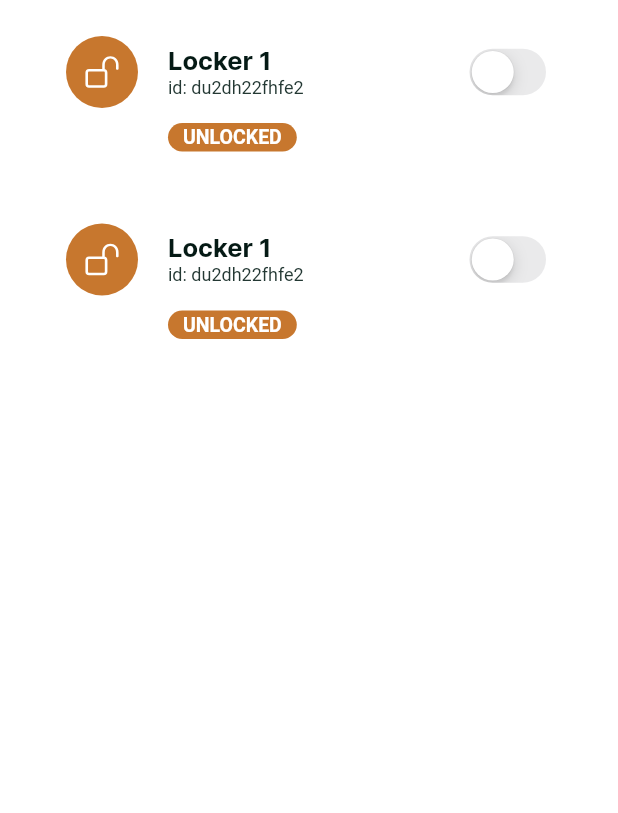
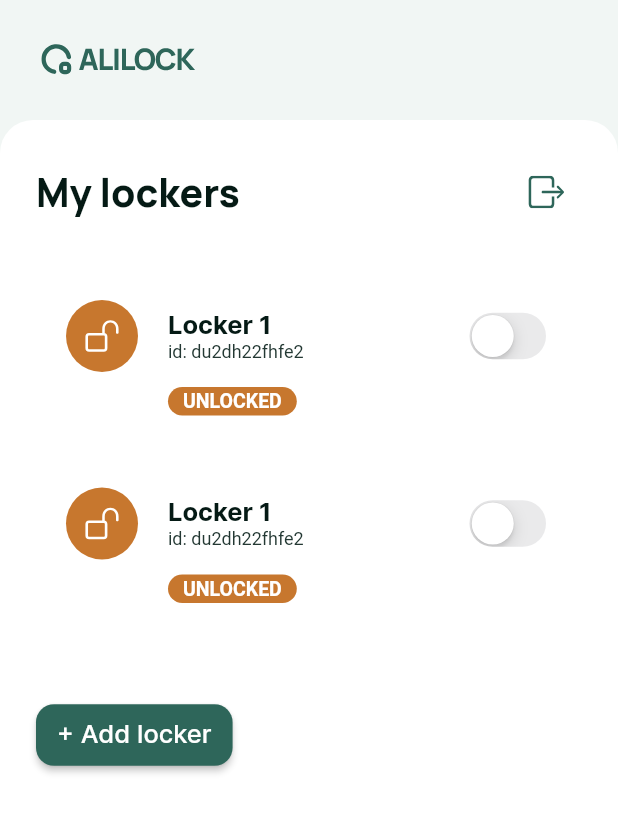
Before and after one commit to bytes7bytes7/ali_lock, a Flutter app: the screen it shows after launch, on a phone screen of 412 x 824 dp. Shown: the top 813 px of the screen. Run offline on Flutter 3.47's test engine with Material 2 defaults, Android fonts, the light colour scheme and no system bars; our stand-ins replace flutter_svg; Roboto replaces fonts that are missing (SfPro).

Commit message:
complete MyLockersScreen

```diff
--- a/lib/screens/my_lockers_screen.dart
+++ b/lib/screens/my_lockers_screen.dart
@@ -1,19 +1,88 @@
 import 'package:flutter/material.dart';
 
+import '../gen/assets.gen.dart';
+import '../widgets/custom_icon_button.dart';
 import '../widgets/locker_list_tile.dart';
+
+const _mainSheetRadius = 22.0;
+const _paddingH = 24.0;
 
 class MyLockersScreen extends StatelessWidget {
   const MyLockersScreen({super.key});
 
   @override
   Widget build(BuildContext context) {
+    final theme = Theme.of(context);
+
     return Scaffold(
-      body: ListView.builder(
-        itemCount: 2,
+      body: SafeArea(
+        child: Column(
+          children: [
+            Align(
+              alignment: Alignment.centerLeft,
+              child: Padding(
+                padding: const EdgeInsets.only(
+                  right: _paddingH,
+                  left: _paddingH,
+                  top: 24,
+                  bottom: 26,
+                ),
+                child: Assets.image.svg.miniLogo.svg(),
+              ),
+            ),
+            Expanded(
+              child: DecoratedBox(
+                decoration: BoxDecoration(
+                  color: theme.focusColor,
+                  borderRadius: const BorderRadius.only(
+                    topLeft: Radius.circular(_mainSheetRadius),
+                    topRight: Radius.circular(_mainSheetRadius),
+                  ),
+                ),
+                child: Column(
+                  children: [
+                    Padding(
+                      padding: const EdgeInsets.symmetric(
+                        horizontal: _paddingH,
+                        vertical: 24,
+                      ),
+                      child: Row(
+                        mainAxisAlignment: MainAxisAlignment.spaceBetween,
+                        children: [
+                          Text(
+                            'My lockers',
+                            style: theme.textTheme.displayLarge,
+                          ),
+                          CustomIconButton(
+                            icon: Assets.image.svg.logOut.svg(),
+                          ),
+                        ],
+                      ),
+                    ),
+                    Expanded(
+                      child: ListView.builder(
+                        itemCount: 3,
                         itemBuilder: (context, index) {
+                          if (index == 2) {
                             return Padding(
                               padding: const EdgeInsets.symmetric(
-              horizontal: 24,
+                                horizontal: _paddingH,
+                                vertical: 40,
+                              ),
+                              child: Row(
+                                children: [
+                                  ElevatedButton(
+                                    onPressed: () {},
+                                    child: const Text('+ Add locker'),
+                                  ),
+                                ],
+                              ),
+                            );
+                          }
+
+                          return Padding(
+                            padding: const EdgeInsets.symmetric(
+                              horizontal: _paddingH,
                               vertical: 8,
                             ),
                             child: LockerListTile(
@@ -25,6 +94,14 @@ class MyLockersScreen extends StatelessWidget {
                           );
                         },
                       ),
+                    ),
+                  ],
+                ),
+              ),
+            ),
+          ],
+        ),
+      ),
     );
   }
 }
--- a/lib/themes/light_colors.dart
+++ b/lib/themes/light_colors.dart
@@ -10,4 +10,5 @@ class _LightColors {
   static const aquaHaze = Color(0xFFF7FAF9);
   static const gin = Color(0xFFF1F6F4);
   static const brandyPunch = Color(0xFFC7772E);
+  static const nebula = Color(0xFFD2DBD8);
 }
--- a/lib/themes/light_theme.dart
+++ b/lib/themes/light_theme.dart
@@ -1,21 +1,16 @@
 part of 'themes.dart';
 
 final lightTheme = ThemeData.light().copyWith(
-  scaffoldBackgroundColor: _LightColors.white,
+  scaffoldBackgroundColor: _LightColors.gin,
   primaryColor: _LightColors.casal,
   highlightColor: _LightColors.brandyPunch,
+  focusColor: _LightColors.white,
   textTheme: const TextTheme(
     displayLarge: TextStyle(
       fontSize: 26,
       fontWeight: FontWeight.w800,
       fontFamily: FontFamily.manrope,
       color: _LightColors.bottleGreen,
-    ),
-    displayMedium: TextStyle(
-      fontSize: 17,
-      fontWeight: FontWeight.w500,
-      fontFamily: FontFamily.inter,
-      color: _LightColors.white,
     ),
     titleMedium: TextStyle(
       fontSize: 13,
@@ -36,4 +31,44 @@ final lightTheme = ThemeData.light().copyWith(
       color: _LightColors.outerSpace,
     ),
   ),
+  elevatedButtonTheme: ElevatedButtonThemeData(
+    style: ButtonStyle(
+      shape: MaterialStateProperty.all(
+        RoundedRectangleBorder(
+          borderRadius: BorderRadius.circular(12),
+        ),
+      ),
+      backgroundColor: MaterialStateProperty.resolveWith(
+        (states) {
+          if (states.contains(MaterialState.disabled)) {
+            return _LightColors.outerSpace;
+          }
+
+          return _LightColors.casal;
+        },
+      ),
+      foregroundColor: MaterialStateProperty.resolveWith(
+        (states) {
+          if (states.contains(MaterialState.disabled)) {
+            return _LightColors.nebula;
+          }
+
+          return _LightColors.white;
+        },
+      ),
+      padding: MaterialStateProperty.all(
+        const EdgeInsets.symmetric(
+          vertical: 10,
+          horizontal: 14,
+        ),
+      ),
+      textStyle: MaterialStateProperty.all(
+        const TextStyle(
+          fontSize: 17,
+          fontWeight: FontWeight.w500,
+          fontFamily: FontFamily.inter,
+        ),
+      ),
+    ),
+  ),
 );
--- /dev/null
+++ b/lib/widgets/custom_icon_button.dart
@@ -0,0 +1,32 @@
+import 'package:flutter/material.dart';
+
+import 'sized_icon.dart';
+
+const _defaultSize = 24.0;
+
+class CustomIconButton extends StatelessWidget {
+  const CustomIconButton({
+    super.key,
+    required this.icon,
+    this.size = _defaultSize,
+  });
+
+  final Widget icon;
+  final double size;
+
+  @override
+  Widget build(BuildContext context) {
+    final theme = Theme.of(context);
+
+    return IconButton(
+      onPressed: () {},
+      splashColor: theme.primaryColor.withOpacity(0.2),
+      highlightColor: theme.primaryColor.withOpacity(0.05),
+      splashRadius: 24,
+      icon: SizedIcon(
+        icon: icon,
+        size: Size.square(size),
+      ),
+    );
+  }
+}
--- a/lib/widgets/locker_list_tile.dart
+++ b/lib/widgets/locker_list_tile.dart
@@ -46,7 +46,7 @@ class LockerListTile extends StatelessWidget {
                 backgroundColor: color,
                 radius: _circleAvatarRadius,
                 child: SizedIcon(
-                  size: _iconSize,
+                  size: const Size.square(_iconSize),
                   icon: icon.svg(),
                 ),
               ),
--- a/lib/widgets/sized_icon.dart
+++ b/lib/widgets/sized_icon.dart
@@ -8,14 +8,14 @@ class SizedIcon extends StatelessWidget {
   });
 
   final Widget icon;
-  final double size;
+  final Size size;
 
   @override
   Widget build(BuildContext context) {
     return UnconstrainedBox(
       alignment: Alignment.center,
-      child: SizedBox.square(
-        dimension: size,
+      child: SizedBox.fromSize(
+        size: size,
         child: icon,
       ),
     );
```
Lines whose indentation alone changed are shown as unchanged.
